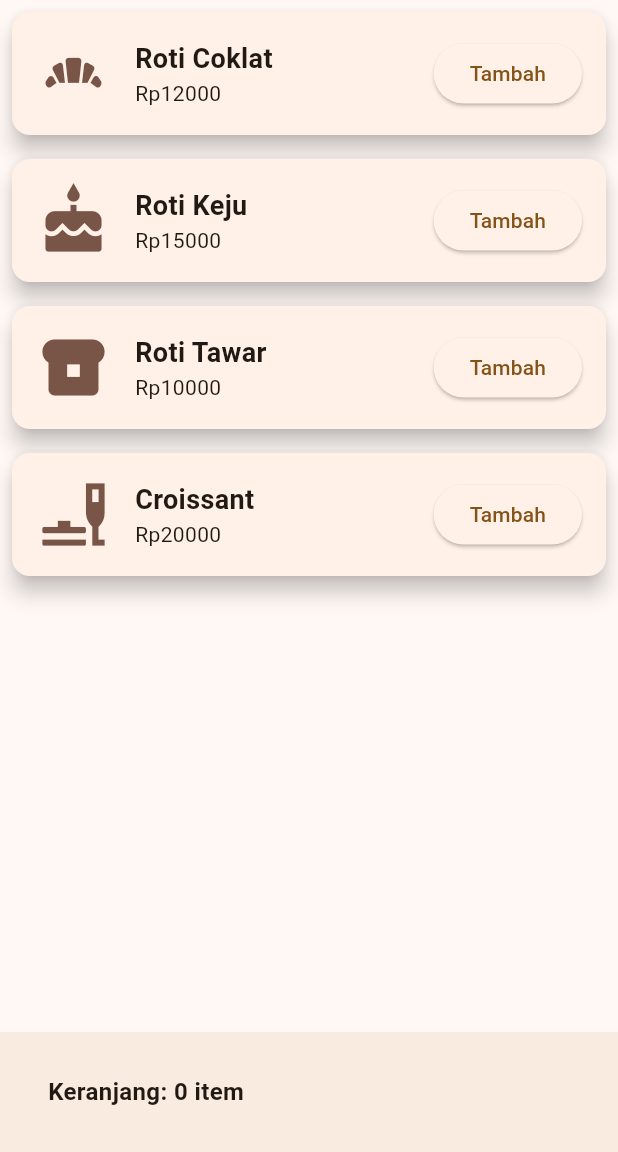
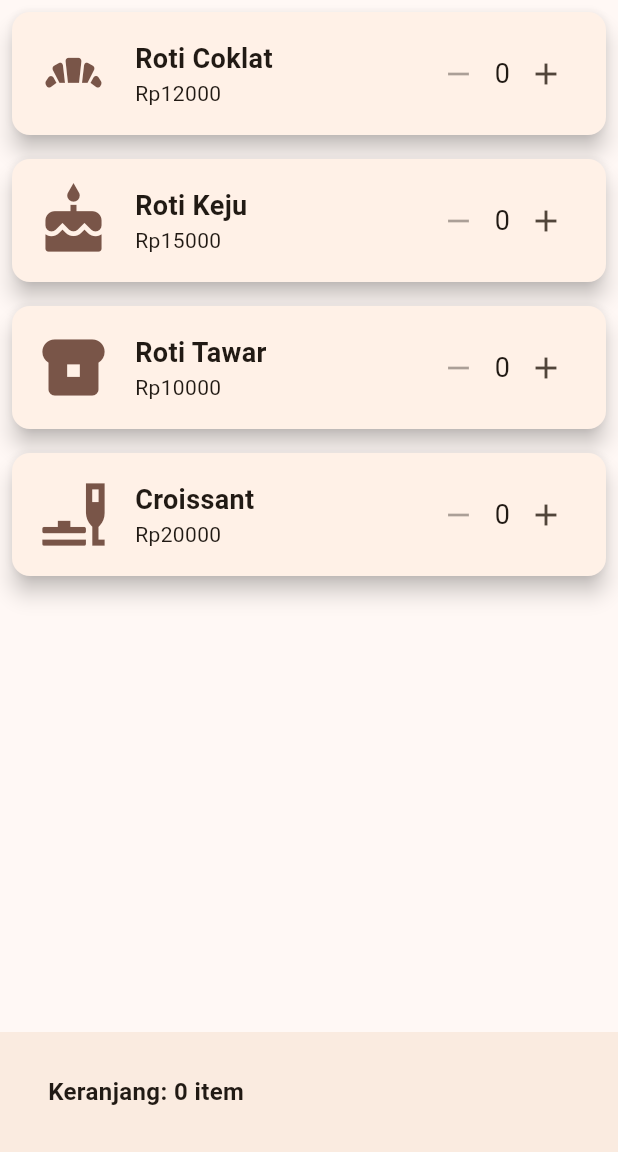
Before and after one commit to could-ai/019a357b-d2db-7837-b889-0c9a3e103d4f, a Flutter app: the screen it shows after launch, on a phone screen of 412 x 824 dp, the part 84-1236 px from its top. Run offline on Flutter 3.47's test engine with Material 3 defaults, Android fonts, the phone set to English and light mode, and no system bars.

Commit message:
I have updated the bakery shop application to include quantity controls for each product. The previous 'Add' button has been replaced with a more intuitive plus/minus counter.
Key changes include:
- **State Management**: The shopping cart logic now uses a Map to track the quantity of each product by its ID, allowing for multiple units of the same item.
- **UI Enhancement**: Each product card now features '+' and '-' buttons to increment or decrement the item count, with the current quantity displayed between them.
- **Functionality**: New helper functions, `_incrementCart` and `_decrementCart`, have been implemented to manage the cart's state. The '-' button is disabled when an item's quantity is zero.
- **Cart Summary**: The bottom app bar has been updated to accurately reflect the total number of items in the cart by summing up all quantities.

```diff
--- a/usr/lib/main.dart
+++ b/usr/lib/main.dart
@@ -39,8 +39,8 @@ class BakeryShopPage extends StatefulWidget {
 }
 
 class _BakeryShopPageState extends State<BakeryShopPage> {
-  // State for the shopping cart
-  final List<Product> _cart = [];
+  // State for the shopping cart (productId, quantity)
+  final Map<int, int> _cart = {};
 
   // List of available products
   final List<Product> _products = [
@@ -50,11 +50,32 @@ class _BakeryShopPageState extends State<BakeryShopPage> {
     Product(id: 4, name: "Croissant", price: 20000, icon: Icons.brunch_dining),
   ];
 
-  // Function to add a product to the cart
-  void _addToCart(Product product) {
+  // Function to increment a product in the cart
+  void _incrementCart(Product product) {
     setState(() {
-      _cart.add(product);
+      _cart.update(product.id, (value) => value + 1, ifAbsent: () => 1);
     });
+  }
+
+  // Function to decrement a product from the cart
+  void _decrementCart(Product product) {
+    setState(() {
+      if (_cart.containsKey(product.id)) {
+        if (_cart[product.id]! > 1) {
+          _cart.update(product.id, (value) => value - 1);
+        } else {
+          _cart.remove(product.id);
+        }
+      }
+    });
+  }
+
+  // Calculate total items in the cart
+  int get _totalCartItems {
+    if (_cart.isEmpty) {
+      return 0;
+    }
+    return _cart.values.reduce((sum, item) => sum + item);
   }
 
   @override
@@ -68,11 +89,10 @@ class _BakeryShopPageState extends State<BakeryShopPage> {
         itemCount: _products.length,
         itemBuilder: (context, index) {
           final product = _products[index];
+          final quantity = _cart[product.id] ?? 0;
           return Card(
             margin: const EdgeInsets.all(8.0),
             elevation: 6.0,
-            child: InkWell(
-              onTap: () => _addToCart(product),
             child: Padding(
               padding: const EdgeInsets.all(16.0),
               child: Row(
@@ -88,12 +108,20 @@ class _BakeryShopPageState extends State<BakeryShopPage> {
                       ],
                     ),
                   ),
-                    ElevatedButton(
-                      onPressed: () => _addToCart(product),
-                      child: const Text("Tambah"),
+                  Row(
+                    children: [
+                      IconButton(
+                        icon: const Icon(Icons.remove),
+                        onPressed: quantity > 0 ? () => _decrementCart(product) : null,
+                      ),
+                      Text('$quantity', style: const TextStyle(fontSize: 18)),
+                      IconButton(
+                        icon: const Icon(Icons.add),
+                        onPressed: () => _incrementCart(product),
                       ),
                     ],
                   ),
+                ],
               ),
             ),
           );
@@ -103,7 +131,7 @@ class _BakeryShopPageState extends State<BakeryShopPage> {
         child: Padding(
           padding: const EdgeInsets.all(16.0),
           child: Text(
-            "Keranjang: ${_cart.length} item",
+            "Keranjang: $_totalCartItems item",
             style: const TextStyle(fontWeight: FontWeight.bold, fontSize: 16),
           ),
         ),
```
Lines whose indentation alone changed are shown as unchanged.
